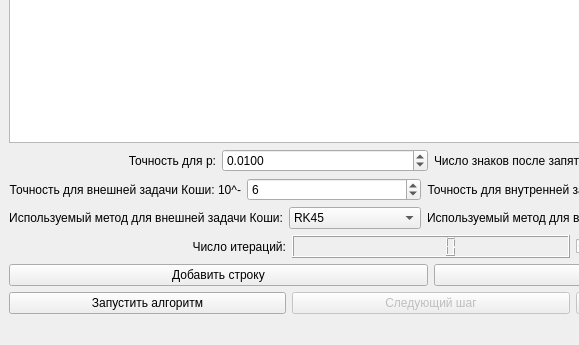
Above: здесь актуальный проект/ui/PRAK_main.ui from BAZ-2107/Univestity_task before the change; both pictures show x 0 to 579 and y 424 to 769 of the 862 by 769 pixel window. Below: the same form after it.
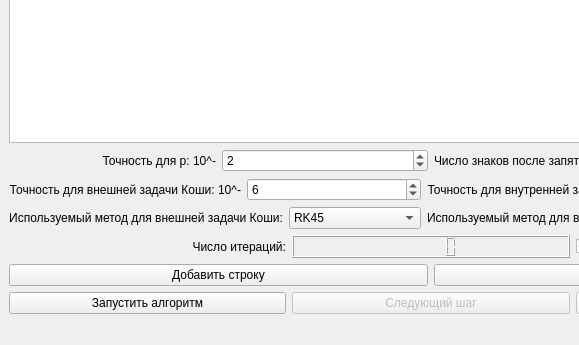
That is the form after the change.

The edit to the form file:
```diff
--- a/здесь актуальный проект/ui/PRAK_main.ui
+++ b/здесь актуальный проект/ui/PRAK_main.ui
@@ -86,7 +86,7 @@
         <item>
          <widget class="QLabel" name="label_6">
           <property name="text">
-           <string>Точность для p:</string>
+           <string>Точность для p: 10^-</string>
           </property>
           <property name="alignment">
            <set>Qt::AlignRight|Qt::AlignTrailing|Qt::AlignVCenter</set>
@@ -94,18 +94,15 @@
          </widget>
         </item>
         <item>
-         <widget class="QDoubleSpinBox" name="epsilon">
-          <property name="decimals">
-           <number>4</number>
-          </property>
+         <widget class="QSpinBox" name="epsilon">
           <property name="minimum">
-           <double>0.000100000000000</double>
+           <number>1</number>
           </property>
           <property name="maximum">
-           <double>1.000000000000000</double>
+           <number>12</number>
           </property>
           <property name="value">
-           <double>0.010000000000000</double>
+           <number>2</number>
           </property>
          </widget>
         </item>
```
